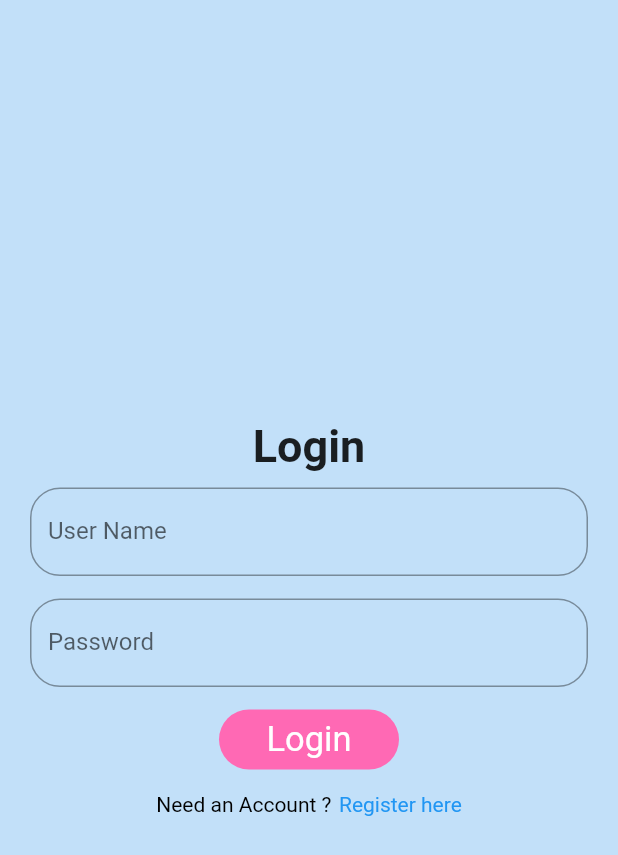
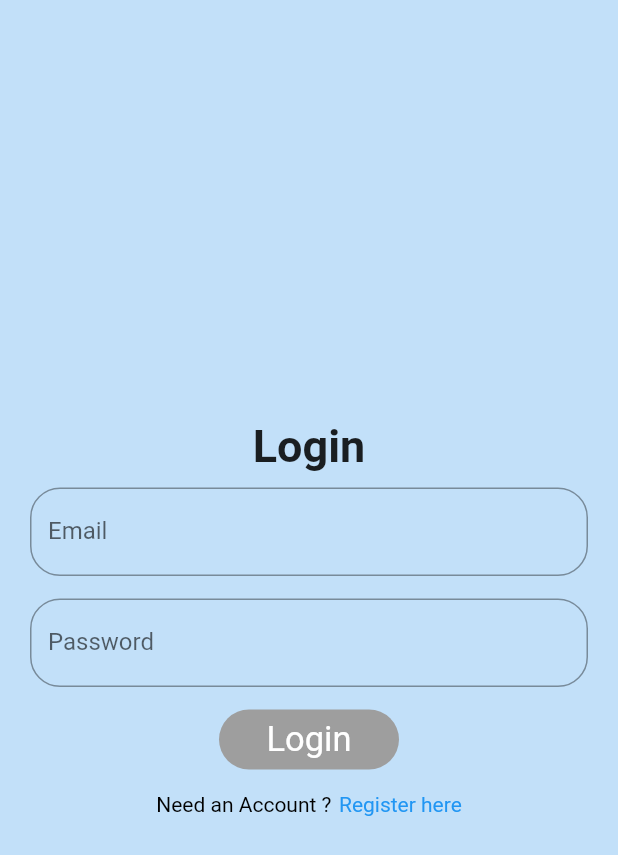
Before and after one commit to dhnshri/WeatherInfo, a Flutter app: the screen it shows after launch, on a phone screen of 412 x 824 dp. Shown: the top 855 px of the screen. Run offline on Flutter 3.47's test engine with Material 2 defaults, Android fonts, the phone set to English and light mode, and no system bars; our stand-ins replace rxdart.

Commit message:
changes made in login page

```diff
--- /dev/null
+++ b/lib/bloc/Validator_bloc.dart
@@ -0,0 +1,54 @@
+import 'dart:async';
+
+mixin Validator {
+  var emailValidator = StreamTransformer<String, String>.fromHandlers(
+    handleData: (email, sink) {
+      if (email.isEmpty) {
+        return sink.addError("This field can not be empty");
+      }
+      if (email.length > 32) {
+        return sink.addError("Email length can not be greater than 32");
+      }
+      if (email.length < 6) {
+        return sink.addError("Email length can not be less than 6");
+      }
+    },
+  );
+
+  /////////////////////////////
+  var passwordValidator = StreamTransformer<String, String>.fromHandlers(
+    handleData: (email, sink) {
+      if (email.isEmpty) {
+        return sink.addError("This field can not be empty");
+      }
+      if (email.length < 6) {
+        return sink.addError("Email length can not be less than 6");
+      }
+    },
+  );
+
+  /////////////////////////////////////////
+  var nameValidator = StreamTransformer<String, String>.fromHandlers(
+    handleData: (email, sink) {
+      if (email.isEmpty) {
+        return sink.addError("This field can not be empty");
+      }
+    },
+  );
+  /////////////////////////////////////////////
+  var phonenumberValidator = StreamTransformer<String, String>.fromHandlers(
+    handleData: (email, sink) {
+      if (email.isEmpty) {
+        return sink.addError("This field can not be empty");
+      }
+    },
+  );
+  /////////////////////////////////////////////
+  var confirmPasswordValidator = StreamTransformer<String, String>.fromHandlers(
+    handleData: (email, sink) {
+      if (email.isEmpty) {
+        return sink.addError("This field can not be empty");
+      }
+    },
+  );
+}
--- /dev/null
+++ b/lib/bloc/login_bloc.dart
@@ -0,0 +1,34 @@
+import 'dart:async';
+
+import 'package:WeatherLogin/bloc/Validator_bloc.dart';
+import 'package:rxdart/rxdart.dart';
+
+class LoginBloc with Validator {
+  final _loginEmail = BehaviorSubject<String>();
+  final _loginPassword = BehaviorSubject<String>();
+
+  //Getter(for Hearing Purpose)
+  Stream<String> get loginEmail => _loginEmail.stream.transform(emailValidator);
+  Stream<String> get loginPassword =>
+      _loginPassword.stream.transform(passwordValidator);
+
+  Stream<bool> get isValid =>
+      Rx.combineLatest2(loginEmail, loginPassword, (a, b) => true);
+
+  // Setter (for input purpose)
+
+  Function(String) get changeLoginEmail => _loginEmail.sink.add;
+  Function(String) get changeLoginPassword => _loginPassword.sink.add;
+
+  void submit() {
+    print(_loginEmail.value);
+    print(_loginPassword.value);
+  }
+
+  //Transformer
+
+  void dispose() {
+    _loginEmail.close();
+    _loginPassword.close();
+  }
+}
--- /dev/null
+++ b/lib/bloc/registration_bloc.dart
@@ -0,0 +1,56 @@
+import 'package:WeatherLogin/bloc/Validator_bloc.dart';
+import 'package:rxdart/rxdart.dart';
+
+class RegistrationBloc with Validator {
+  final _name = BehaviorSubject<String>();
+  final _email = BehaviorSubject<String>();
+  final _phonenumber = BehaviorSubject<String>();
+  final _password = BehaviorSubject<String>();
+  final _confirmpassword = BehaviorSubject<String>();
+
+  //getter
+
+  Stream<String> get name => _name.stream.transform(nameValidator);
+  Stream<String> get email => _email.stream.transform(emailValidator);
+  Stream<String> get phonenumber =>
+      _phonenumber.stream.transform(phonenumberValidator);
+  Stream<String> get password => _password.stream.transform(passwordValidator);
+  Stream<String> get confirmpassword =>
+      _confirmpassword.stream.transform(confirmPasswordValidator);
+
+  Stream<bool> get isValid => Rx.combineLatest5(name, email, phonenumber,
+      password, confirmpassword, (a, b, c, d, e) => true);
+
+  Stream<bool> get isPasswordMatch =>
+      Rx.combineLatest2(password, confirmpassword, (a, b) {
+        if (a != b) {
+          return false;
+        } else {
+          return true;
+        }
+      });
+
+  void submit() {
+    if (password != confirmpassword) {
+      _confirmpassword.sink.addError("Do not match password");
+    } else {
+      print("Register");
+    }
+  }
+
+  // setter
+
+  Function(String) get changeName => _name.sink.add;
+  Function(String) get changeEmail => _email.sink.add;
+  Function(String) get changePhonenumber => _phonenumber.sink.add;
+  Function(String) get changePassword => _password.sink.add;
+  Function(String) get changeConfirmPassword => _confirmpassword.sink.add;
+
+  void dispose() {
+    _name.close();
+    _email.close();
+    _phonenumber.close();
+    _password.close();
+    _confirmpassword.close();
+  }
+}
--- a/lib/main.dart
+++ b/lib/main.dart
@@ -1,5 +1,10 @@
+import 'package:WeatherLogin/bloc/login_bloc.dart';
 import 'package:WeatherLogin/screens/login_screen.dart';
+import 'package:WeatherLogin/screens/register_screen.dart';
 import 'package:flutter/material.dart';
+import 'package:provider/provider.dart';
+
+import 'bloc/registration_bloc.dart';
 
 void main() {
   runApp(MyApp());
@@ -9,8 +14,18 @@ class MyApp extends StatelessWidget {
   // This widget is the root of your application.
   @override
   Widget build(BuildContext context) {
-    return MaterialApp(
-      home: LoginScreen(),
+    return MultiProvider(
+      providers: [
+        Provider<LoginBloc>(
+          create: (context) => LoginBloc(),
+        ),
+        Provider<RegistrationBloc>(
+          create: (context) => RegistrationBloc(),
+        )
+      ],
+      child: MaterialApp(
+        home: LoginScreen(),
+      ),
     );
   }
 }
--- a/lib/screens/login_screen.dart
+++ b/lib/screens/login_screen.dart
@@ -1,7 +1,9 @@
+import 'package:WeatherLogin/bloc/login_bloc.dart';
 import 'package:WeatherLogin/screens/register_screen.dart';
 import 'package:flutter/cupertino.dart';
 import 'package:flutter/gestures.dart';
 import 'package:flutter/material.dart';
+import 'package:provider/provider.dart';
 
 class LoginScreen extends StatefulWidget {
   @override
@@ -10,8 +12,10 @@ class LoginScreen extends StatefulWidget {
 
 class _LoginScreenState extends State<LoginScreen> {
   GlobalKey<FormState> _formkey = GlobalKey<FormState>();
+
   @override
   Widget build(BuildContext context) {
+    final bloc = Provider.of<LoginBloc>(context, listen: false);
     return Scaffold(
       body: Form(
         key: _formkey,
@@ -30,28 +34,40 @@ class _LoginScreenState extends State<LoginScreen> {
                 SizedBox(
                   height: 10,
                 ),
-                TextField(
+                StreamBuilder<String>(
+                    stream: bloc.loginEmail,
+                    builder: (context, snapshot) {
+                      return TextField(
                         keyboardType: TextInputType.emailAddress,
                         decoration: InputDecoration(
-                    hintText: "Enter User Name",
-                    labelText: "User Name",
+                          hintText: "Enter Email",
+                          labelText: "Email",
+                          errorText: snapshot.error,
                           border: OutlineInputBorder(
                               borderRadius: BorderRadius.circular(20)),
                         ),
-                ),
+                        onChanged: (value) => bloc.changeLoginEmail,
+                      );
+                    }),
                 SizedBox(
                   height: 15,
                 ),
-                TextField(
+                StreamBuilder<String>(
+                    stream: bloc.loginPassword,
+                    builder: (context, snapshot) {
+                      return TextField(
                         keyboardType: TextInputType.emailAddress,
                         obscureText: true,
                         decoration: InputDecoration(
                           hintText: "Enter Password",
                           labelText: "Password",
+                          errorText: snapshot.error,
                           border: OutlineInputBorder(
                               borderRadius: BorderRadius.circular(20)),
                         ),
-                ),
+                        onChanged: (value) => bloc.changeLoginPassword,
+                      );
+                    }),
                 SizedBox(
                   height: 15,
                 ),
@@ -89,9 +105,15 @@ class _LoginScreenState extends State<LoginScreen> {
   }
 
   Widget _submitbutton() {
+    final bloc = Provider.of<LoginBloc>(context, listen: false);
+    return StreamBuilder<Object>(
+        stream: bloc.isValid,
+        builder: (context, snapshot) {
           return GestureDetector(
-      onTap: () {
-        //Function body
+            onTap: snapshot.hasError || !snapshot.hasData
+                ? null
+                : () {
+                    bloc.submit();
                   },
             child: Container(
               height: 40,
@@ -99,7 +121,9 @@ class _LoginScreenState extends State<LoginScreen> {
               alignment: Alignment.center,
               decoration: BoxDecoration(
                 borderRadius: BorderRadius.circular(20),
-          color: Color(0xffff69b4),
+                color: snapshot.hasError || !snapshot.hasData
+                    ? Colors.grey
+                    : Color(0xffff69b4),
               ),
               child: Text(
                 "Login",
@@ -110,5 +134,6 @@ class _LoginScreenState extends State<LoginScreen> {
               ),
             ),
           );
+        });
   }
 }
--- a/pubspec.yaml
+++ b/pubspec.yaml
@@ -28,6 +28,8 @@ dependencies:
   # The following adds the Cupertino Icons font to your application.
   # Use with the CupertinoIcons class for iOS style icons.
   cupertino_icons: ^1.0.0
+  provider: ^4.3.2+2
+  rxdart: ^0.24.1
 
 dev_dependencies:
   flutter_test:
```
Also changed, not shown: lib/screens/register_screen.dart (+66 -13 lines), pubspec.lock. Lines whose indentation alone changed are shown as unchanged.
